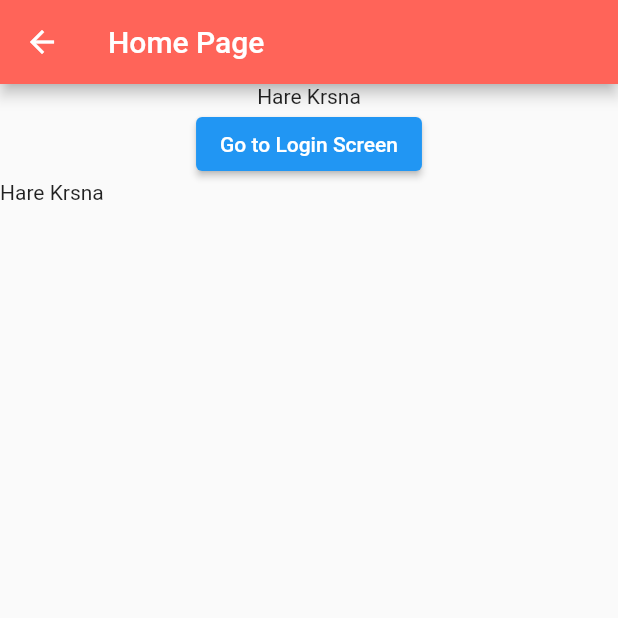
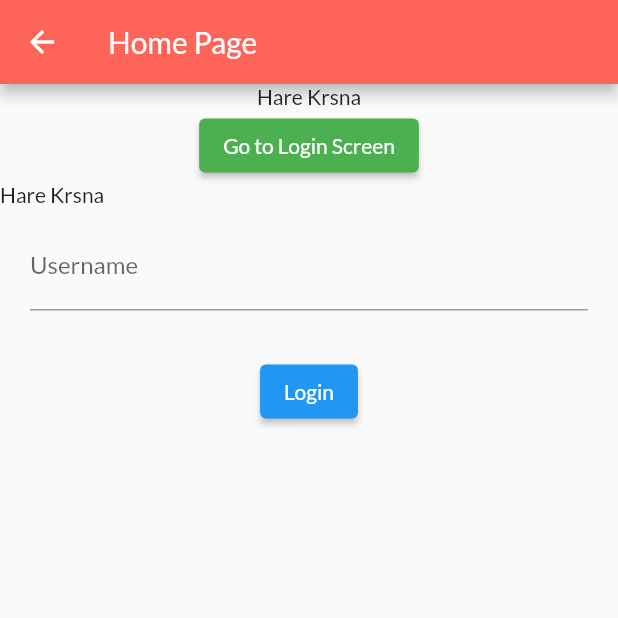
Before and after one commit to MonikaBhasin7/flutternoob, a Flutter app: the screen it shows after launch, on a phone screen of 412 x 824 dp, the top half of it. Run offline on Flutter 3.47's test engine with Material 2 defaults, Android fonts, the phone set to English and light mode, and no system bars; our stand-ins replace google_fonts.

Commit message:
GoogleFOnts, SizedBox, padding, command + .

```diff
--- a/lib/main.dart
+++ b/lib/main.dart
@@ -1,6 +1,7 @@
 import 'package:flutter/material.dart';
 import 'package:flutternoob/pages/home_page.dart';
 import 'package:flutternoob/pages/login_page.dart';
+import 'package:google_fonts/google_fonts.dart';
 
 void main() {
   runApp(MyApp());
@@ -16,6 +17,8 @@ class MyApp extends StatelessWidget {
         "/home": (context) => HomePage(),
         "/login": (context) => LoginPage()
       },
+      theme: ThemeData(
+          primarySwatch: Colors.blue, textTheme: GoogleFonts.latoTextTheme()),
     );
   }
 }
--- a/lib/pages/home_page.dart
+++ b/lib/pages/home_page.dart
@@ -19,6 +19,9 @@ class HomePage extends StatelessWidget {
           ),
           Container(
             child: ElevatedButton(
+              style: ButtonStyle(
+                backgroundColor: MaterialStateProperty.all<Color>(Colors.green),
+              ),
               child: Text("Go to Login Screen"),
               onPressed: () {
                 Navigator.pushNamed(context, '/login');
@@ -33,7 +36,19 @@ class HomePage extends StatelessWidget {
                 )
               ],
             ),
-          )
+          ),
+          Container(
+            padding: EdgeInsets.symmetric(vertical: 10.0, horizontal: 20.0),
+            alignment: Alignment.center,
+            child: TextFormField(
+              decoration: InputDecoration(
+                  hintText: "Enter Username", labelText: "Username"),
+            ),
+          ),
+          SizedBox(
+            height: 20.0,
+          ),
+          ElevatedButton(onPressed: () {}, child: Text("Login"))
         ],
       )),
     );
--- a/pubspec.yaml
+++ b/pubspec.yaml
@@ -29,6 +29,9 @@ environment:
 dependencies:
   flutter:
     sdk: flutter
+
+    #google fonts.
+  google_fonts: ^2.3.1
 
 
   # The following adds the Cupertino Icons font to your application.
```
Also changed, not shown: pubspec.lock, 4 other files.
